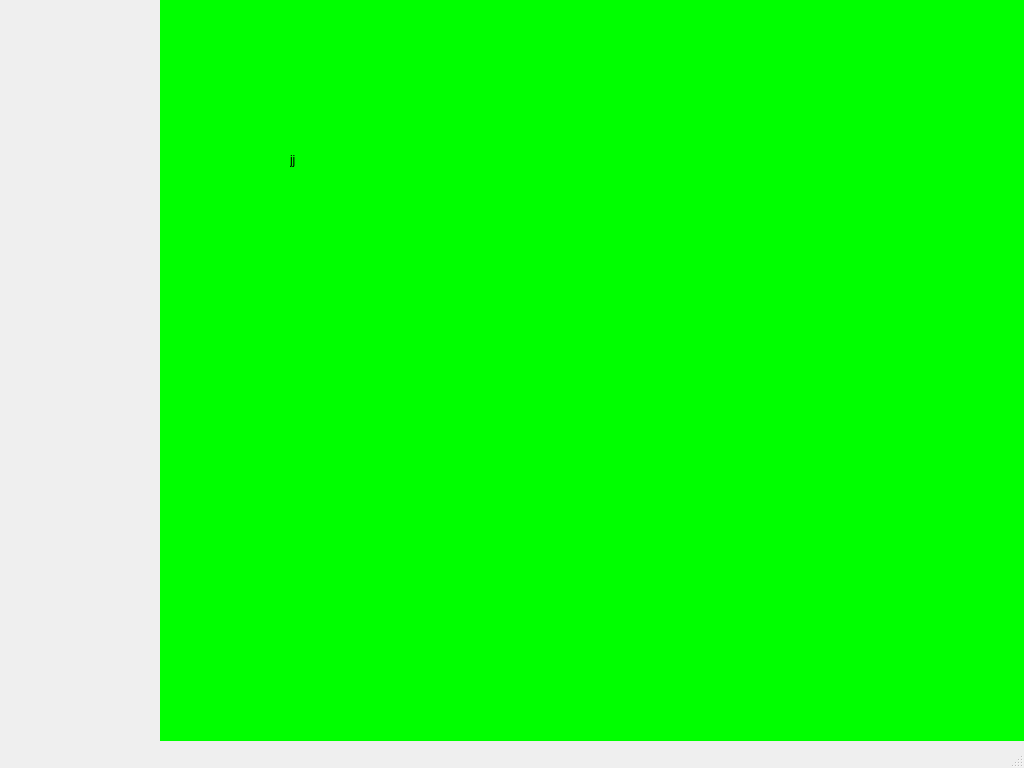
Old version of the form ui/mainwindow.ui in the repository NormalHumanUserName/python-app.
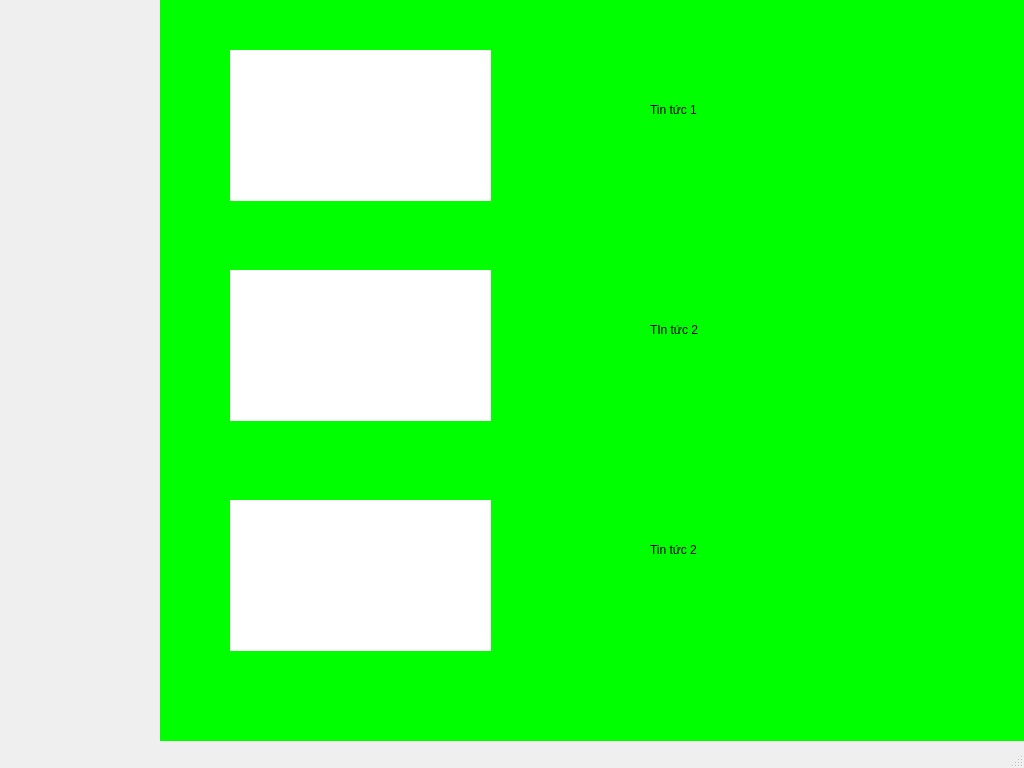
New version of the form. The open tabs and pages were chosen to show the change. Icons and pictures are not drawn.

The edit to the form file:
```diff
--- a/ui/mainwindow.ui
+++ b/ui/mainwindow.ui
@@ -124,17 +124,91 @@
      </widget>
     </widget>
     <widget class="QWidget" name="page_3">
+     <widget class="QLabel" name="label_18">
+      <property name="geometry">
+       <rect>
+        <x>70</x>
+        <y>50</y>
+        <width>261</width>
+        <height>151</height>
+       </rect>
+      </property>
+      <property name="styleSheet">
+       <string notr="true">background-color:rgb(255, 255, 255)</string>
+      </property>
+      <property name="text">
+       <string/>
+      </property>
+     </widget>
+     <widget class="QLabel" name="label_19">
+      <property name="geometry">
+       <rect>
+        <x>70</x>
+        <y>270</y>
+        <width>261</width>
+        <height>151</height>
+       </rect>
+      </property>
+      <property name="styleSheet">
+       <string notr="true">background-color:rgb(255, 255, 255)</string>
+      </property>
+      <property name="text">
+       <string/>
+      </property>
+     </widget>
+     <widget class="QLabel" name="label_20">
+      <property name="geometry">
+       <rect>
+        <x>70</x>
+        <y>500</y>
+        <width>261</width>
+        <height>151</height>
+       </rect>
+      </property>
+      <property name="styleSheet">
+       <string notr="true">background-color:rgb(255, 255, 255)</string>
+      </property>
+      <property name="text">
+       <string/>
+      </property>
+     </widget>
      <widget class="QLabel" name="label_2">
       <property name="geometry">
        <rect>
-        <x>130</x>
-        <y>150</y>
+        <x>490</x>
+        <y>100</y>
         <width>63</width>
         <height>20</height>
        </rect>
       </property>
       <property name="text">
-       <string>jj</string>
+       <string>Tin tức 1</string>
+      </property>
+     </widget>
+     <widget class="QLabel" name="label_21">
+      <property name="geometry">
+       <rect>
+        <x>490</x>
+        <y>320</y>
+        <width>63</width>
+        <height>20</height>
+       </rect>
+      </property>
+      <property name="text">
+       <string>TIn tức 2</string>
+      </property>
+     </widget>
+     <widget class="QLabel" name="label_22">
+      <property name="geometry">
+       <rect>
+        <x>490</x>
+        <y>540</y>
+        <width>63</width>
+        <height>20</height>
+       </rect>
+      </property>
+      <property name="text">
+       <string>Tin tức 2</string>
       </property>
      </widget>
     </widget>
```
Left out of the diff: 2 changed lines with no effect on the pictures.
